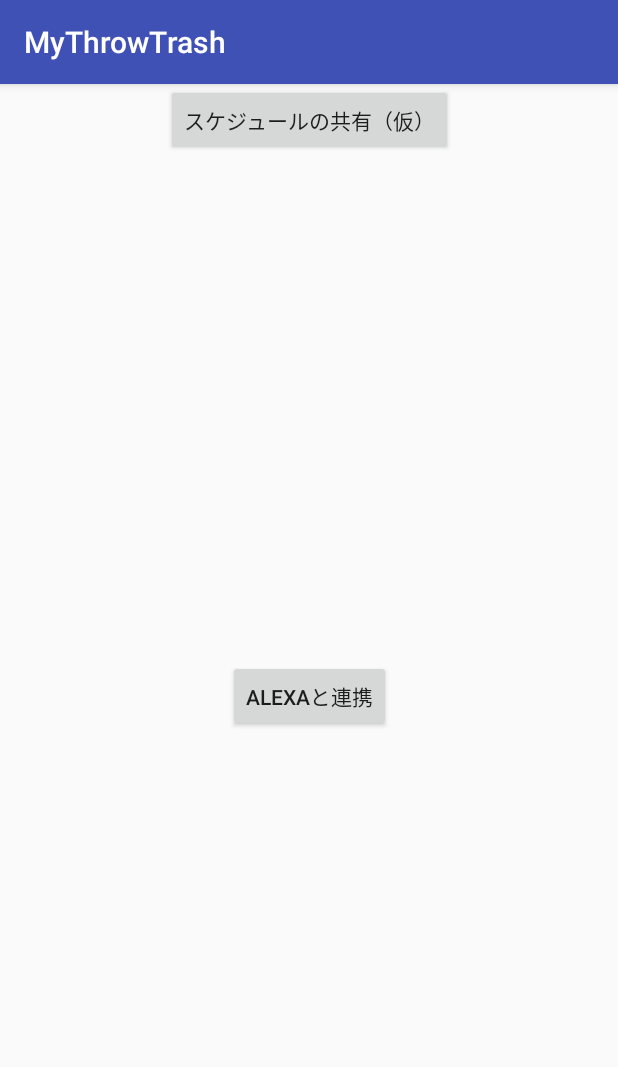
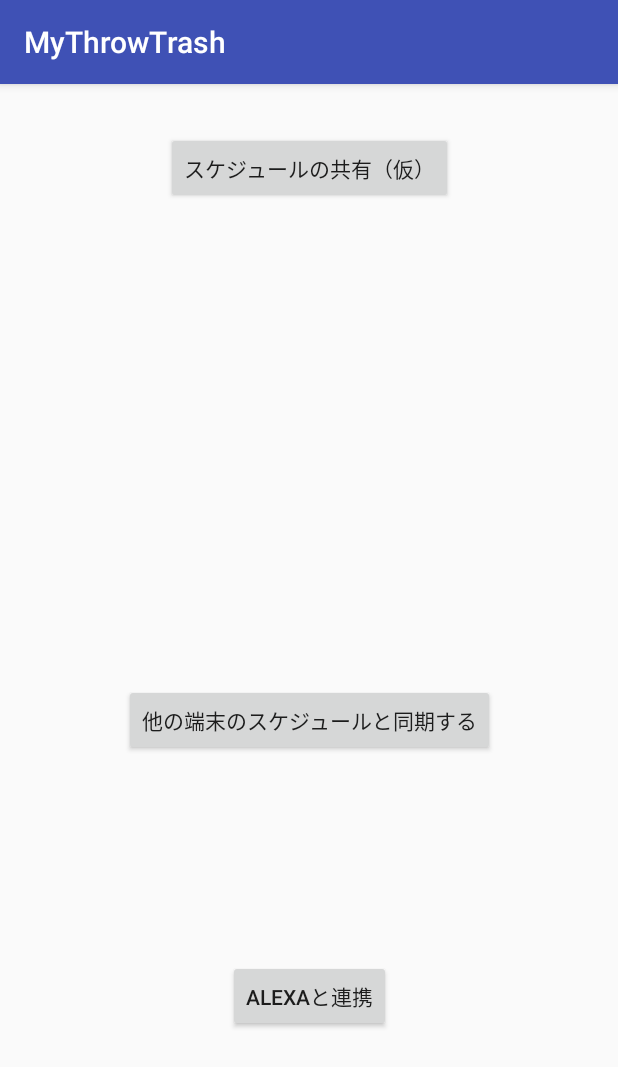
Before and after one commit to quotto/throwtrash-android, an Android app: the screen it shows after launch (ConnectActivity), after a tap on an icon or button, on a phone screen of 412 x 824 dp. Shown: the top 1067 px of the screen. Run offline under Robolectric (Android 15) with nearby library versions, the phone set to English and light mode, and no system bars; libraries missing offline, so code that uses them is left out: com.github.kittinunf.fuel; 1 statement that could not run was skipped.

Commit message:
スケジュール同期機能実装

```diff
--- a/app/src/main/AndroidManifest.xml
+++ b/app/src/main/AndroidManifest.xml
@@ -13,7 +13,8 @@
         android:roundIcon="@mipmap/ic_launcher_round"
         android:supportsRtl="true"
         android:theme="@style/AppTheme">
-        <activity android:name=".view.PublishCodeActivity"></activity>
+        <activity android:name=".view.ActivateActivity"></activity>
+        <activity android:name=".view.PublishCodeActivity" />
         <activity android:name=".view.ConnectActivity" />
 
         <receiver
--- a/app/src/main/java/com/example/mythrowtrash/adapter/APIAdapter.kt
+++ b/app/src/main/java/com/example/mythrowtrash/adapter/APIAdapter.kt
@@ -92,6 +92,7 @@ class APIAdapter: IAPIAdapter,TrashDataConverter() {
                     id = result.get().obj().get("id") as String
                     scheduleList = jsonToTrashList(result.get().obj().get("description") as String)
                     timestamp = result.get().obj().get("timestamp") as Long
+                    println("[MyApp] activated: ${result.get().obj()}")
                 }
             }
             else -> null
--- a/app/src/main/java/com/example/mythrowtrash/adapter/IController.kt
+++ b/app/src/main/java/com/example/mythrowtrash/adapter/IController.kt
@@ -23,3 +23,7 @@ interface IAlarmController {
 interface IPublishCodeController {
     suspend fun publishActivationCode()
 }
+
+interface IActivateController {
+    suspend fun activate(code: String)
+}
--- a/app/src/main/java/com/example/mythrowtrash/adapter/IView.kt
+++ b/app/src/main/java/com/example/mythrowtrash/adapter/IView.kt
@@ -27,3 +27,8 @@ interface IPublishCodeView {
     fun showActivationCode(code: String)
     fun showError()
 }
+
+interface IActivateView {
+    fun success()
+    fun failed()
+}
--- a/app/src/main/java/com/example/mythrowtrash/usecase/IPresenter.kt
+++ b/app/src/main/java/com/example/mythrowtrash/usecase/IPresenter.kt
@@ -28,3 +28,8 @@ interface IPublishCodePresenter {
     fun showActivationCode(activationCode: String)
     fun showPublishCodeError()
 }
+
+interface  IActivatePresenter {
+    fun success()
+    fun failed()
+}
--- a/app/src/main/java/com/example/mythrowtrash/view/CalendarActivity.kt
+++ b/app/src/main/java/com/example/mythrowtrash/view/CalendarActivity.kt
@@ -42,29 +42,29 @@ class CalendarActivity : AppCompatActivity(), ViewPager.OnPageChangeListener,Cal
 
         setContentView(R.layout.activity_calendar)
         addScheduleButton.setOnClickListener {
-            val intent: Intent = Intent(this, EditActivity::class.java)
+            val intent = Intent(this, EditActivity::class.java)
             startActivityForResult(intent, REQUEST_UPDATE)
         }
 
         listButton.setOnClickListener {
-            val intent: Intent = Intent(this,ScheduleListActivity::class.java)
+            val intent = Intent(this,ScheduleListActivity::class.java)
             startActivityForResult(intent, REQUEST_UPDATE)
         }
 
         alarmButton.setOnClickListener {
-            val intent: Intent = Intent(this,AlarmActivity::class.java)
+            val intent = Intent(this,AlarmActivity::class.java)
             startActivity(intent)
         }
 
         connectButton.setOnClickListener {
             val intent = Intent(this,ConnectActivity::class.java)
-            startActivity(intent)
+            startActivityForResult(intent, REQUEST_UPDATE)
         }
 
         val calendarManager = DIContainer.resolve(ICalendarManager::class.java)!!
         title = savedInstanceState?.getString(TITLE) ?: "${calendarManager.getYear()}年${calendarManager.getMonth()}月"
 
-        val cPagerAdapter = CalendarPagerAdapter(supportFragmentManager,controller)
+        val cPagerAdapter = CalendarPagerAdapter(supportFragmentManager)
         calendarPager.addOnPageChangeListener(this)
 
         launch {
@@ -122,10 +122,8 @@ class CalendarActivity : AppCompatActivity(), ViewPager.OnPageChangeListener,Cal
     override fun onFragmentNotify(notifyCode: Int, data: Intent) {
         when(notifyCode) {
             REQUEST_FRAGMENT_CREATED ->
-                data?.getIntExtra(CalendarFragment.POSITION,0)?.let {
-                    launch {
-                        controller.generateCalendarFromPositionAsync(it)
-                    }
+                launch {
+                    controller.generateCalendarFromPositionAsync(data.getIntExtra(CalendarFragment.POSITION,0))
                 }
         }
     }
@@ -138,7 +136,7 @@ class CalendarActivity : AppCompatActivity(), ViewPager.OnPageChangeListener,Cal
         const val REQUEST_UPDATE = 1
     }
 
-    inner class CalendarPagerAdapter(fm: FragmentManager, private val controller: ICalendarController): FragmentStatePagerAdapter(fm,
+    inner class CalendarPagerAdapter(fm: FragmentManager): FragmentStatePagerAdapter(fm,
         BEHAVIOR_RESUME_ONLY_CURRENT_FRAGMENT) {
         // 初期サイズを指定
         private var mPageCount = 5
@@ -148,8 +146,7 @@ class CalendarActivity : AppCompatActivity(), ViewPager.OnPageChangeListener,Cal
             super.notifyDataSetChanged()
         }
         override fun getItem(position: Int): Fragment {
-            val calendarFragment:CalendarFragment = CalendarFragment.newInstance(position)
-            return calendarFragment
+            return CalendarFragment.newInstance(position)
         }
 
         override fun getCount(): Int {
--- a/app/src/main/res/layout/activity_connect.xml
+++ b/app/src/main/res/layout/activity_connect.xml
@@ -10,10 +10,11 @@
         android:id="@+id/shareButton"
         android:layout_width="wrap_content"
         android:layout_height="wrap_content"
+        android:layout_marginTop="32dp"
         android:text="スケジュールの共有（仮）"
         app:layout_constraintEnd_toEndOf="parent"
         app:layout_constraintStart_toStartOf="parent"
-        tools:layout_editor_absoluteY="124dp" />
+        app:layout_constraintTop_toTopOf="parent" />
 
     <Button
         android:id="@+id/alexaButton"
@@ -23,5 +24,15 @@
         app:layout_constraintBottom_toBottomOf="parent"
         app:layout_constraintEnd_toEndOf="parent"
         app:layout_constraintStart_toStartOf="parent"
+        app:layout_constraintTop_toBottomOf="@+id/activationButton" />
+
+    <Button
+        android:id="@+id/activationButton"
+        android:layout_width="wrap_content"
+        android:layout_height="wrap_content"
+        android:text="他の端末のスケジュールと同期する"
+        app:layout_constraintBottom_toBottomOf="parent"
+        app:layout_constraintEnd_toEndOf="parent"
+        app:layout_constraintStart_toStartOf="parent"
         app:layout_constraintTop_toBottomOf="@+id/shareButton" />
 </androidx.constraintlayout.widget.ConstraintLayout>
--- a/app/src/main/res/values/strings.xml
+++ b/app/src/main/res/values/strings.xml
@@ -109,4 +109,8 @@
     <string name="explainCodeText2">（有効期限は5分間です）</string>
     <string name="activation_code_label">認証コード</string>
     <string name="error_publish_activation_code">認証コードの発行に失敗しました</string>
+    <string name="activate_label">認証</string>
+    <string name="error_activate" >認証コードに誤りがあります</string>
+    <string name="message_complete_activation">認証されました。スケジュールを同期します。</string>
+    <string name="message_complete_edit">ゴミ出し予定を登録しました</string>
 </resources>
```
Also changed, not shown: app/src/main/java/com/example/mythrowtrash/adapter/ActivateControllerImpl.kt (added, +19 -0 lines), app/src/main/java/com/example/mythrowtrash/adapter/ActivatePresenterImpl.kt (added, +13 -0 lines), app/src/main/java/com/example/mythrowtrash/usecase/ActivateUseCase.kt (added, +21 -0 lines), app/src/main/java/com/example/mythrowtrash/view/ActivateActivity.kt (added, +48 -0 lines), app/src/main/java/com/example/mythrowtrash/view/ConnectActivity.kt (+19 -0 lines), app/src/main/java/com/example/mythrowtrash/view/EditMainFragment.kt (+7 -5 lines), app/src/main/res/layout/activity_activate.xml (added, +59 -0 lines).
